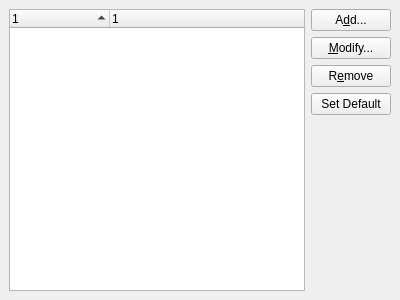
First picture: the form in transportmanagementwidget.ui, repository KDE/kmailtransport, before the edit.
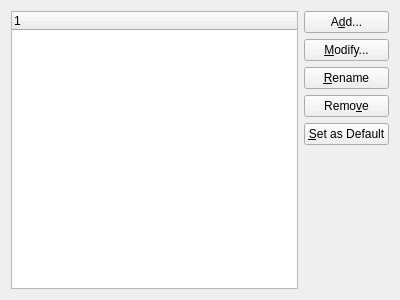
Second picture: the form after the edit. Custom widgets are drawn as their Qt base class.

Commit message:
Initial commit of a more flexible mailtransport, including support for Akonadi resource-based transports.
Changes include:
* separate config widgets for each transport type (smtp, sendmail, akonadi)
* a nice KAssistantDialog for adding transports
* support for renaming transports in the management widget

A lot is still TODO, and this will eventually need an API review.

The edit to the form file:
```diff
--- a/transportmanagementwidget.ui
+++ b/transportmanagementwidget.ui
@@ -9,14 +9,50 @@
     <height>300</height>
    </rect>
   </property>
-  <layout class="QGridLayout" >
-   <property name="margin" >
-    <number>9</number>
-   </property>
-   <property name="spacing" >
-    <number>6</number>
-   </property>
-   <item row="4" column="1" >
+  <layout class="QGridLayout" name="gridLayout">
+   <item row="0" column="0" rowspan="6">
+    <widget class="TransportListView" name="transportList">
+     <property name="itemsExpandable">
+      <bool>false</bool>
+     </property>
+    </widget>
+   </item>
+   <item row="0" column="1">
+    <widget class="KPushButton" name="addButton">
+     <property name="text">
+      <string>A&amp;dd...</string>
+     </property>
+    </widget>
+   </item>
+   <item row="1" column="1">
+    <widget class="KPushButton" name="editButton">
+     <property name="text">
+      <string>&amp;Modify...</string>
+     </property>
+    </widget>
+   </item>
+   <item row="2" column="1">
+    <widget class="KPushButton" name="renameButton">
+     <property name="text">
+      <string>&amp;Rename</string>
+     </property>
+    </widget>
+   </item>
+   <item row="3" column="1">
+    <widget class="KPushButton" name="removeButton">
+     <property name="text">
+      <string>Remo&amp;ve</string>
+     </property>
+    </widget>
+   </item>
+   <item row="4" column="1">
+    <widget class="KPushButton" name="defaultButton">
+     <property name="text">
+      <string>&amp;Set as Default</string>
+     </property>
+    </widget>
+   </item>
+   <item row="5" column="1">
     <spacer>
      <property name="orientation" >
       <enum>Qt::Vertical</enum>
@@ -29,66 +65,6 @@
      </property>
     </spacer>
    </item>
-   <item row="3" column="1" >
-    <widget class="KPushButton" name="defaultButton" >
-     <property name="text" >
-      <string>Set Default</string>
-     </property>
-    </widget>
-   </item>
-   <item row="2" column="1" >
-    <widget class="KPushButton" name="removeButton" >
-     <property name="text" >
-      <string>R&amp;emove</string>
-     </property>
-    </widget>
-   </item>
-   <item row="1" column="1" >
-    <widget class="KPushButton" name="editButton" >
-     <property name="text" >
-      <string>&amp;Modify...</string>
-     </property>
-    </widget>
-   </item>
-   <item row="0" column="1" >
-    <widget class="KPushButton" name="addButton" >
-     <property name="text" >
-      <string>A&amp;dd...</string>
-     </property>
-    </widget>
-   </item>
-   <item rowspan="5" row="0" column="0" >
-    <widget class="QTreeWidget" name="transportList" >
-     <property name="alternatingRowColors" >
-      <bool>true</bool>
-     </property>
-     <property name="rootIsDecorated" >
-      <bool>false</bool>
-     </property>
-     <property name="itemsExpandable" >
-      <bool>false</bool>
-     </property>
-     <property name="sortingEnabled" >
-      <bool>true</bool>
-     </property>
-     <property name="allColumnsShowFocus" >
-      <bool>true</bool>
-     </property>
-     <property name="columnCount" >
-      <number>2</number>
-     </property>
-     <column>
-      <property name="text" >
-       <string>1</string>
-      </property>
-     </column>
-     <column>
-      <property name="text" >
-       <string>1</string>
-      </property>
-     </column>
-    </widget>
-   </item>
   </layout>
  </widget>
  <customwidgets>
@@ -97,6 +73,11 @@
    <extends>QPushButton</extends>
    <header>kpushbutton.h</header>
   </customwidget>
+  <customwidget>
+   <class>TransportListView</class>
+   <extends>QTreeWidget</extends>
+   <header location="global">transportlistview.h</header>
+  </customwidget>
  </customwidgets>
  <resources/>
  <connections/>
```
Left out of the diff: 11 changed lines with no effect on the pictures. The commit also changes 33 other files.
